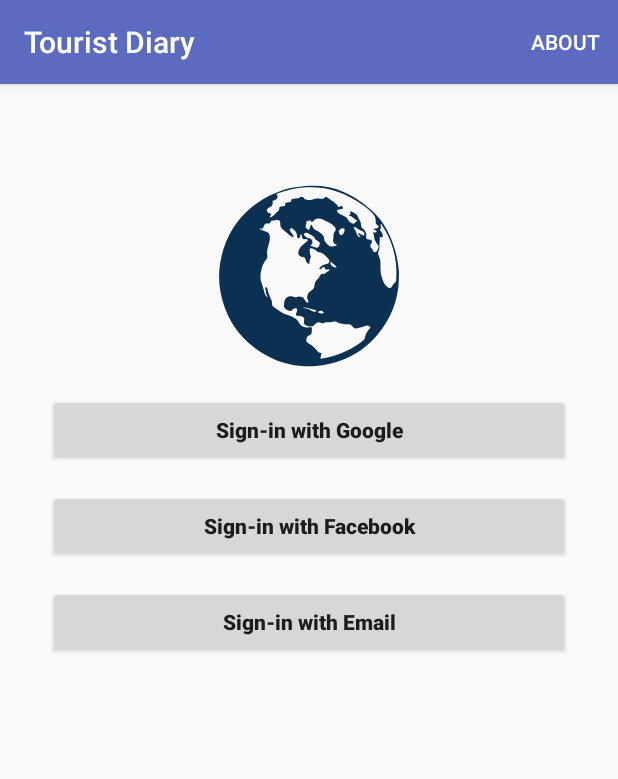
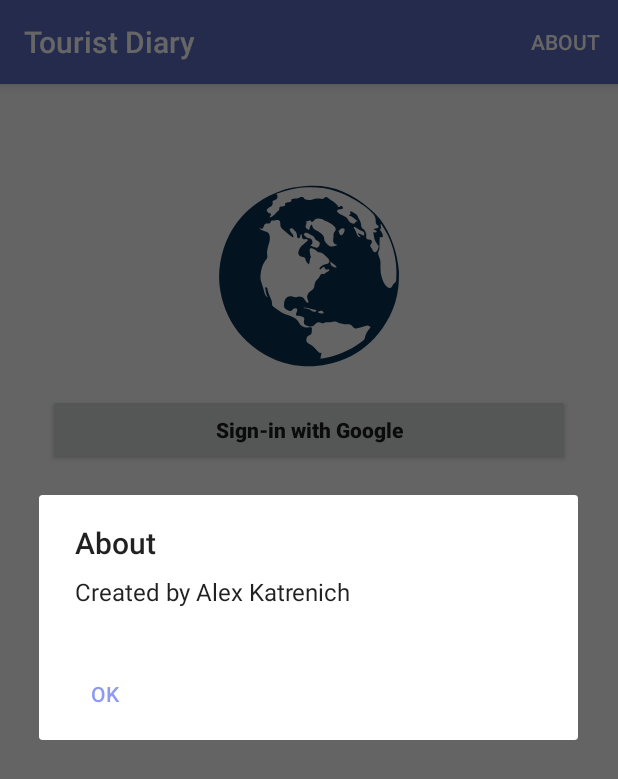
Before and after one commit to AlexKatrenich/AndroidDevMain, an Android app: the screen it shows after launch (AuthActivity), after a tap on "ABOUT", on a phone screen of 412 x 824 dp. Shown: the top 779 px of the screen. Run offline under Robolectric (Android 15) with nearby library versions, the phone set to English and light mode, and no system bars; our stand-ins replace Firebase (no records; nobody signed in at launch, a user with empty details on screens opened directly); libraries missing offline, so code that uses them is left out: com.facebook, com.facebook.login; 2 statements that could not run were skipped.

Commit message:
Menu item About was created

```diff
--- a/TouristDiary/app/src/main/java/com/katrenich/alex/touristdiary/MainActivity.java
+++ b/TouristDiary/app/src/main/java/com/katrenich/alex/touristdiary/MainActivity.java
@@ -1,8 +1,10 @@
 package com.katrenich.alex.touristdiary;
 
+import android.content.DialogInterface;
 import android.content.Intent;
 import android.content.res.Resources;
 import android.os.Bundle;
+import android.support.v7.app.AlertDialog;
 import android.support.v7.widget.RecyclerView;
 import android.util.Log;
 import android.view.Menu;
@@ -89,17 +91,8 @@ public class MainActivity extends LogActivity {
 
     @Override
     public boolean onCreateOptionsMenu(Menu menu) {
-        getMenuInflater().inflate(R.menu.auth_activity_menu, menu);
+        getMenuInflater().inflate(R.menu.main_activity_menu, menu);
         Log.d(TAG, "onCreateOptionsMenu: getMenuInflater().inflate(R.menu.menu, menu)");
-        MenuItem menuItem = menu.findItem(R.id.menu_action_about);
-        menuItem.setVisible(true);
-        Log.d(TAG, "onCreateOptionsMenu: MenuItem menuItem = menu.findItem(R.id.menu_action_about)");
-        menuItem = menu.findItem(R.id.menu_action_settings);
-        menuItem.setVisible(true);
-        Log.d(TAG, "onCreateOptionsMenu: menuItem = menu.findItem(R.id.menu_action_settings)");
-        menuItem = menu.findItem(R.id.menu_action_log_out);
-        menuItem.setVisible(true);
-        Log.d(TAG, "onCreateOptionsMenu: menuItem = menu.findItem(R.id.menu_action_log_out)");
         return menu != null;
     }
 
@@ -109,9 +102,23 @@ public class MainActivity extends LogActivity {
             case R.id.menu_action_log_out :
                 mAuth.signOut();
                 startActivity(new Intent(MainActivity.this, AuthActivity.class));
-
+                finish();
+                return true;
+            case R.id.menu_action_about :
+                AlertDialog alertDialog = new AlertDialog.Builder(MainActivity.this).create();
+                alertDialog.setTitle("About");
+                alertDialog.setMessage("Created by Alex Katrenich");
+                alertDialog.setButton(AlertDialog.BUTTON_NEUTRAL, "OK",
+                        new DialogInterface.OnClickListener() {
+                            public void onClick(DialogInterface dialog, int which) {
+                                dialog.dismiss();
+                                Log.d(TAG, "onClick: dialog.dismiss()");
+                            }
+                        });
+                alertDialog.show();
+                return true;
             default :
-                return false;
+                return super.onOptionsItemSelected(item);
         }
     }
 
--- a/TouristDiary/app/src/main/java/com/katrenich/alex/touristdiary/auth/AuthActivity.java
+++ b/TouristDiary/app/src/main/java/com/katrenich/alex/touristdiary/auth/AuthActivity.java
@@ -1,8 +1,10 @@
 package com.katrenich.alex.touristdiary.auth;
 
+import android.content.DialogInterface;
 import android.content.Intent;
 import android.os.Bundle;
 import android.support.annotation.NonNull;
+import android.support.v7.app.AlertDialog;
 import android.util.Log;
 import android.view.Menu;
 import android.view.MenuItem;
@@ -169,7 +171,16 @@ public class AuthActivity extends LogActivity implements View.OnClickListener{
         // Обробляю подію кліку на один з пунктів меню
         switch (item.getItemId()){
             case R.id.menu_action_about :
-                Toast.makeText(this, "Menu item 'About' was clicked!", Toast.LENGTH_LONG).show();
+                AlertDialog alertDialog = new AlertDialog.Builder(AuthActivity.this).create();
+                alertDialog.setTitle("About");
+                alertDialog.setMessage("Created by Alex Katrenich");
+                alertDialog.setButton(AlertDialog.BUTTON_NEUTRAL, "OK",
+                        new DialogInterface.OnClickListener() {
+                            public void onClick(DialogInterface dialog, int which) {
+                                dialog.dismiss();
+                            }
+                        });
+                alertDialog.show();
                 return true;
             default:
                 return super.onOptionsItemSelected(item);
--- /dev/null
+++ b/TouristDiary/app/src/main/res/menu/main_activity_menu.xml
@@ -0,0 +1,19 @@
+<?xml version="1.0" encoding="utf-8"?>
+<menu xmlns:android="http://schemas.android.com/apk/res/android"
+    xmlns:tools="http://schemas.android.com/tools"
+    xmlns:app="http://schemas.android.com/apk/res-auto"
+    tools:context=".MainActivity">
+
+    <item
+        android:id="@+id/menu_action_log_out"
+        android:orderInCategory="100"
+        android:title="@string/menu_action_log_out"
+        app:showAsAction="never" />
+
+    <item
+        android:id="@+id/menu_action_about"
+        android:orderInCategory="200"
+        android:title="@string/menu_action_about"
+        app:showAsAction="never" />
+
+</menu>
```
